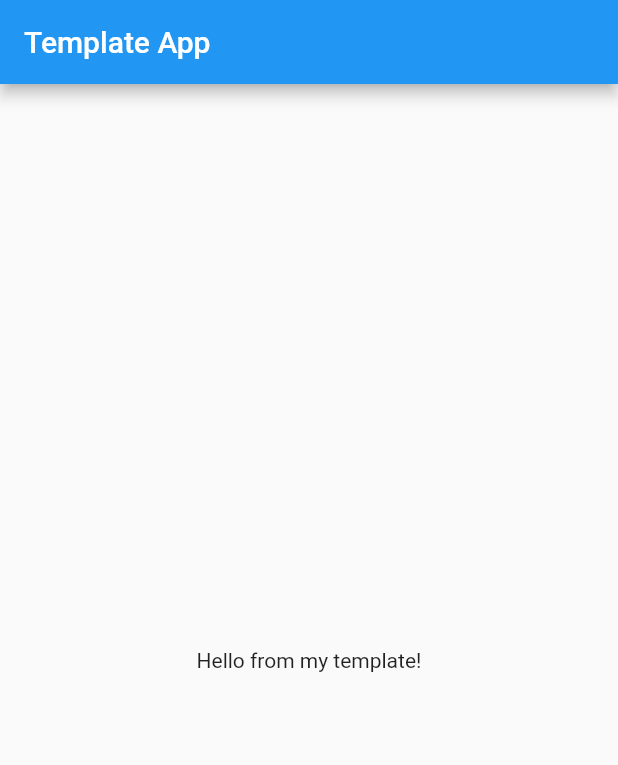
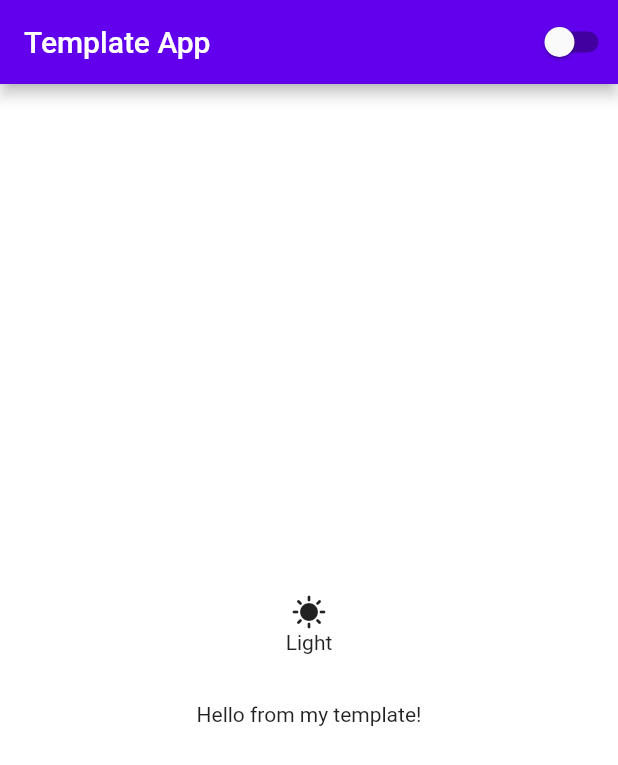
Before and after one commit to barreiradlc/flutter-template, a Flutter app: the screen it shows after launch, on a phone screen of 412 x 824 dp. Shown: the top 765 px of the screen. Run offline on Flutter 3.47's test engine with Material 2 defaults, Android fonts, the phone set to English and light mode, and no system bars; generated files the repository leaves out were written again.

Commit message:
Switch between themes

```diff
--- a/lib/main.dart
+++ b/lib/main.dart
@@ -1,6 +1,10 @@
 import 'package:flutter/material.dart';
 import 'package:flutter_localizations/flutter_localizations.dart';
+import 'package:provider/provider.dart';
 import 'package:template_app/pages/home.dart';
+import 'package:template_app/providers/theme_provider.dart';
+import 'package:template_app/themes/darkTheme.dart';
+import 'package:template_app/themes/lightTheme.dart';
 import 'L10n/config.dart';
 import 'package:flutter_gen/gen_l10n/app_localizations.dart';
 
@@ -17,8 +21,14 @@ class Template extends StatefulWidget {
 
 class _TemplateState extends State<Template> {
   @override
-  Widget build(BuildContext context) {
+  Widget build(BuildContext context) => ChangeNotifierProvider(
+      create: (context) => ThemeProvider(),
+      builder: (context, _) {
+        ThemeProvider themeProvider = Provider.of<ThemeProvider>(context);
         return MaterialApp(
+            themeMode: themeProvider.theme,
+            theme: LightTheme().theme,
+            darkTheme: DarkTheme().theme,
             supportedLocales: L10n.all,
             localizationsDelegates: [
               AppLocalizations.delegate,
@@ -27,5 +37,5 @@ class _TemplateState extends State<Template> {
               GlobalWidgetsLocalizations.delegate,
             ],
             home: HomePage());
+      });
 }
-}
--- a/lib/pages/home.dart
+++ b/lib/pages/home.dart
@@ -1,4 +1,7 @@
 import 'package:flutter/material.dart';
+import 'package:provider/provider.dart';
+import 'package:template_app/providers/theme_provider.dart';
+import 'package:template_app/widgets/shared/ThemeSwitch.dart';
 import 'package:flutter_gen/gen_l10n/app_localizations.dart';
 
 class HomePage extends StatefulWidget {
@@ -12,11 +15,34 @@ class _HomePageState extends State<HomePage> {
   @override
   Widget build(BuildContext context) {
     AppLocalizations? localization = AppLocalizations.of(context);
+    ThemeProvider theme = Provider.of<ThemeProvider>(context);
+
+    String mode = theme.isDarkTheme ? "Dark" : "Light";
 
     return Scaffold(
         appBar: AppBar(
           title: Text('Template App'),
+          actions: [
+            ThemeSwitch(),
+          ],
         ),
-        body: Center(child: Text(localization!.helloWorld)));
+        body: Center(
+          child: Column(
+            mainAxisAlignment: MainAxisAlignment.center,
+            mainAxisSize: MainAxisSize.max,
+            children: [
+              Column(
+                children: [
+                  Icon(theme.isDarkTheme ? Icons.nightlight : Icons.sunny),
+                  Text(mode),
+                ],
+              ),
+              Container(
+                height: 32,
+              ),
+              Text(localization!.helloWorld),
+            ],
+          ),
+        ));
   }
 }
--- /dev/null
+++ b/lib/providers/theme_provider.dart
@@ -0,0 +1,20 @@
+import 'package:flutter/material.dart';
+
+import '../themes/darkTheme.dart';
+import '../themes/lightTheme.dart';
+
+class ThemeProvider extends ChangeNotifier {
+  ThemeMode theme = ThemeMode.system;
+
+  bool get isDarkTheme => theme == ThemeMode.dark;
+
+  void toggleTheme(bool isOn) {
+    theme = isOn ? ThemeMode.dark : ThemeMode.light;
+    notifyListeners();
+  }
+}
+
+class SystemThemes {
+  static final darkTheme = DarkTheme().theme;
+  static final lightTheme = LightTheme().theme;
+}
--- /dev/null
+++ b/lib/themes/darkTheme.dart
@@ -0,0 +1,10 @@
+// ignore_for_file: non_constant_identifier_names
+
+import 'package:flutter/material.dart';
+
+class DarkTheme {
+  var theme = ThemeData(
+    scaffoldBackgroundColor: Colors.grey.shade900,
+    colorScheme: ColorScheme.dark(),
+  );
+}
--- /dev/null
+++ b/lib/themes/lightTheme.dart
@@ -0,0 +1,10 @@
+// ignore_for_file: non_constant_identifier_names
+
+import 'package:flutter/material.dart';
+
+class LightTheme {
+  var theme = ThemeData(
+    scaffoldBackgroundColor: Colors.white,
+    colorScheme: ColorScheme.light(),
+  );
+}
--- /dev/null
+++ b/lib/widgets/shared/ThemeSwitch.dart
@@ -0,0 +1,19 @@
+import 'package:flutter/material.dart';
+import 'package:provider/provider.dart';
+import 'package:template_app/providers/theme_provider.dart';
+
+class ThemeSwitch extends StatelessWidget {
+  const ThemeSwitch({Key? key}) : super(key: key);
+
+  @override
+  Widget build(BuildContext context) {
+    ThemeProvider themeProvider = Provider.of<ThemeProvider>(context);
+    return Switch.adaptive(
+        value: themeProvider.isDarkTheme,
+        onChanged: (value) {
+          ThemeProvider theme =
+              Provider.of<ThemeProvider>(context, listen: false);
+          theme.toggleTheme(value);
+        });
+  }
+}
```
Also changed, not shown: pubspec.yaml (+2 -69 lines), pubspec.lock. Lines whose indentation alone changed are shown as unchanged.
